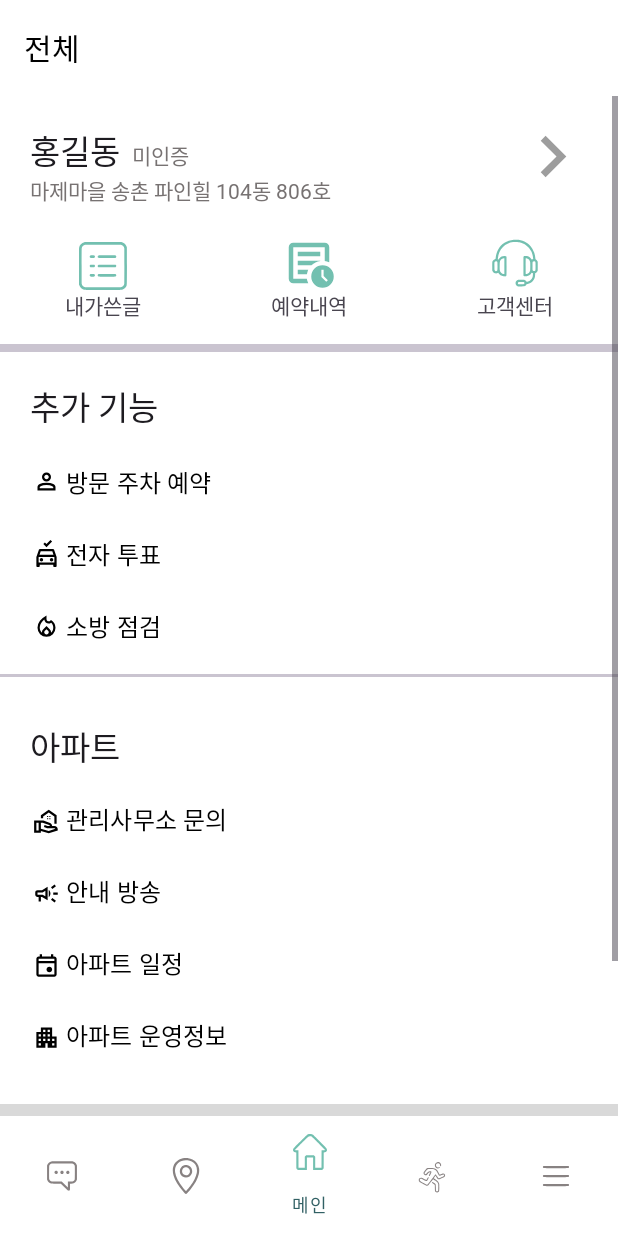
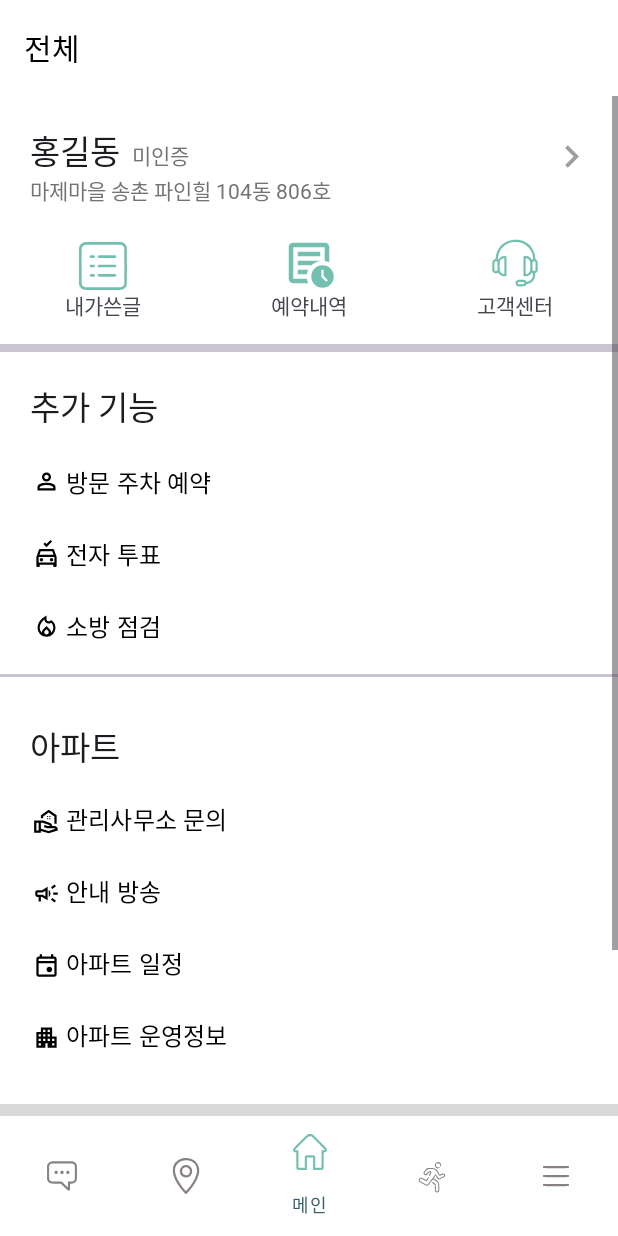
Before and after one commit to APP-Android2/FinalProject-ApartTalk, an Android app: the fragment EntireMenuFragment placed in its activity, on a phone screen of 412 x 824 dp. Run offline under Robolectric (Android 15) with nearby library versions, the phone set to English and light mode, and no system bars.

Commit message:
fix : #58 전체 부분 수정

```diff
--- a/app/src/main/res/layout/fragment_entire_menu.xml
+++ b/app/src/main/res/layout/fragment_entire_menu.xml
@@ -97,8 +97,8 @@
 
                     <ImageView
                         android:id="@+id/imageMyPageMenu"
-                        android:layout_width="55dp"
-                        android:layout_height="55dp"
+                        android:layout_width="30dp"
+                        android:layout_height="30dp"
                         android:layout_gravity="center|end"
                         android:layout_marginTop="8dp"
                         android:layout_marginEnd="16dp"
@@ -209,6 +209,7 @@
                 android:text="방문 주차 예약"
                 android:textColor="@color/black"
                 android:textSize="16sp"
+                app:rippleColor="@color/fourth"
                 app:icon="@drawable/icon_person"
                 app:iconTint="@color/black" />
 
@@ -222,6 +223,7 @@
                 android:text="전자 투표"
                 android:textSize="16sp"
                 android:textColor="@color/black"
+                app:rippleColor="@color/fourth"
                 app:icon="@drawable/icon_car"
                 app:iconTint="@color/black" />
 
@@ -235,6 +237,7 @@
                 android:text="소방 점검"
                 android:textSize="16sp"
                 android:textColor="@color/black"
+                app:rippleColor="@color/fourth"
                 app:icon="@drawable/icon_fire"
                 app:iconTint="@color/black" />
 
@@ -265,6 +268,7 @@
                 android:text="관리사무소 문의"
                 android:textColor="@color/black"
                 android:textSize="16sp"
+                app:rippleColor="@color/fourth"
                 app:icon="@drawable/icon_management_office"
                 app:iconTint="@color/black" />
 
@@ -278,6 +282,7 @@
                 android:text="안내 방송"
                 android:textSize="16sp"
                 android:textColor="@color/black"
+                app:rippleColor="@color/fourth"
                 app:icon="@drawable/icon_campaign"
                 app:iconTint="@color/black" />
 
@@ -291,6 +296,7 @@
                 android:textSize="16sp"
                 android:text="아파트 일정"
                 android:textColor="@color/black"
+                app:rippleColor="@color/fourth"
                 app:icon="@drawable/icon_calendar"
                 app:iconTint="@color/black" />
 
@@ -305,11 +311,12 @@
                 android:textSize="16sp"
                 android:textColor="@color/black"
                 app:icon="@drawable/icon_apartment"
+                app:rippleColor="@color/fourth"
                 app:iconTint="@color/black" />
 
             <LinearLayout
                 android:layout_width="match_parent"
-                android:layout_height="130dp"
+                android:layout_height="140dp"
                 android:layout_marginTop="20dp"
                 android:background="@color/lightGray"
                 android:orientation="horizontal">
@@ -410,7 +417,7 @@
                             android:layout_width="wrap_content"
                             android:layout_height="wrap_content"
                             android:layout_weight="1"
-                            android:text="Copyright © Apart Talk. 2010-2024 All Rights Reserved."
+                            android:text="Copyright © Apart Talk. 2010-2024 \nAll Rights Reserved."
                             android:textColor="@color/gray"
                             android:textSize="10sp" />
                     </LinearLayout>
```
